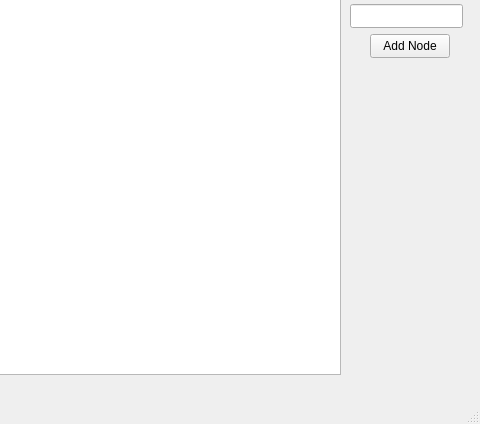
mikemertens15/DataDive, file mainwindow.ui: the form before one commit; both pictures show x 320 to 800 and y 176 to 600 of the 800 by 600 pixel window.
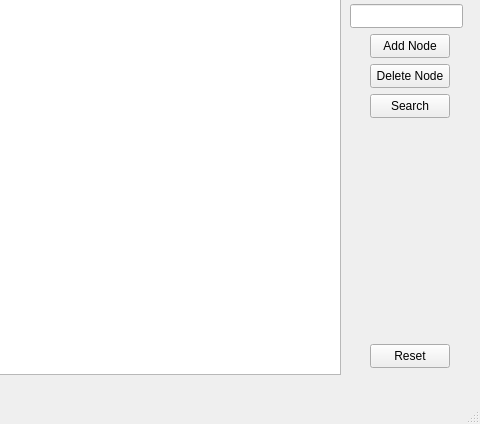
The form after the commit.

Commit message: Added search functionality

```diff
--- a/mainwindow.ui
+++ b/mainwindow.ui
@@ -63,6 +63,45 @@
      <string>Node Color</string>
     </property>
    </widget>
+   <widget class="QPushButton" name="deleteNode">
+    <property name="geometry">
+     <rect>
+      <x>690</x>
+      <y>240</y>
+      <width>80</width>
+      <height>24</height>
+     </rect>
+    </property>
+    <property name="text">
+     <string>Delete Node</string>
+    </property>
+   </widget>
+   <widget class="QPushButton" name="searchForNode">
+    <property name="geometry">
+     <rect>
+      <x>690</x>
+      <y>270</y>
+      <width>80</width>
+      <height>24</height>
+     </rect>
+    </property>
+    <property name="text">
+     <string>Search</string>
+    </property>
+   </widget>
+   <widget class="QPushButton" name="resetButton">
+    <property name="geometry">
+     <rect>
+      <x>690</x>
+      <y>520</y>
+      <width>80</width>
+      <height>24</height>
+     </rect>
+    </property>
+    <property name="text">
+     <string>Reset</string>
+    </property>
+   </widget>
   </widget>
   <widget class="QMenuBar" name="menubar">
    <property name="geometry">
```
The commit also changes 7 other files.
